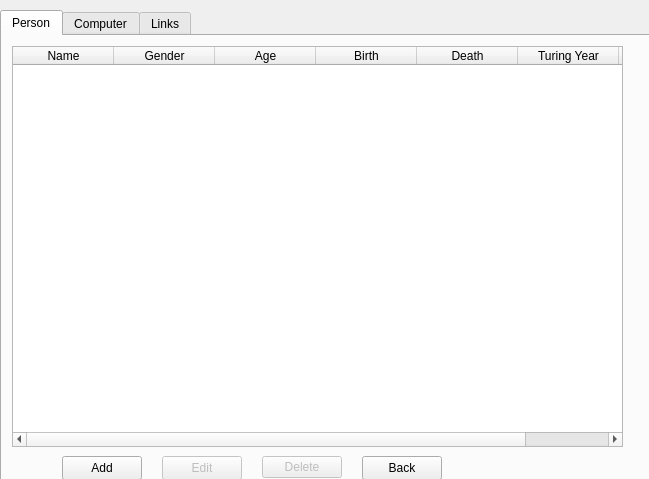
This is Widget/displaylist.ui in Ladanvini/VLN1-Hopur-5 as Qt 5 draws it before an edit. The edited form follows.
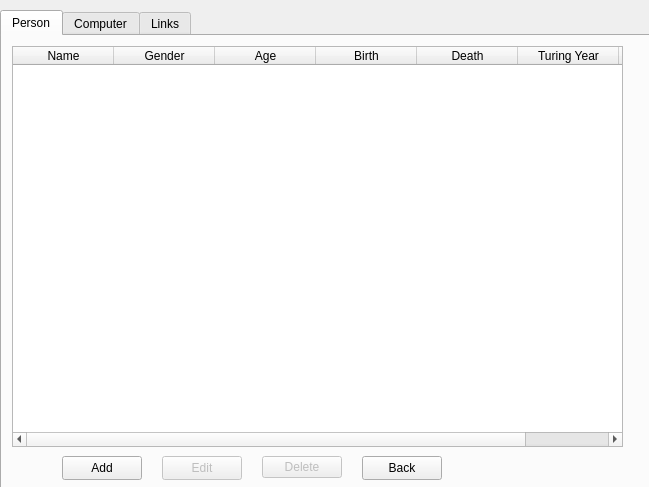
This is the edited form.

Commit message: fixed window size in display

Patch:
```diff
--- a/Widget/displaylist.ui
+++ b/Widget/displaylist.ui
@@ -7,7 +7,7 @@
     <x>0</x>
     <y>0</y>
     <width>649</width>
-    <height>479</height>
+    <height>487</height>
    </rect>
   </property>
   <property name="windowTitle">
```
